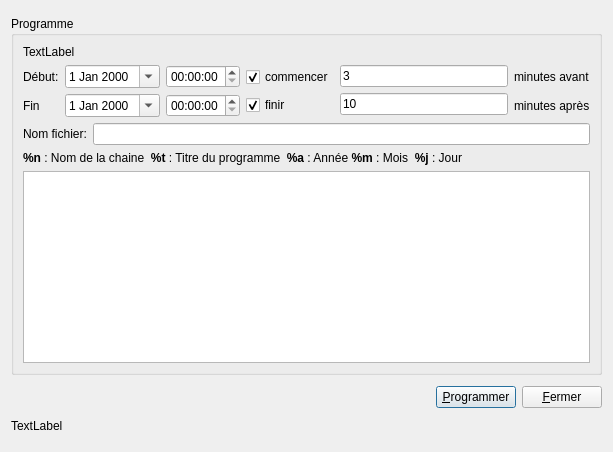
Qt form ui/programme.ui (jlbrd/qmagneto) before a commit.
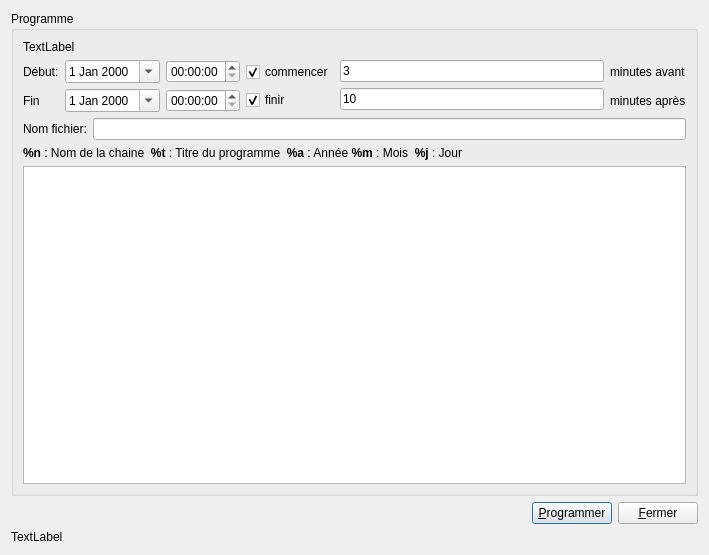
The same form after that commit.

```diff
--- a/ui/programme.ui
+++ b/ui/programme.ui
@@ -5,8 +5,8 @@
    <rect>
     <x>0</x>
     <y>0</y>
-    <width>613</width>
-    <height>452</height>
+    <width>709</width>
+    <height>555</height>
    </rect>
   </property>
   <property name="windowTitle" >
@@ -16,7 +16,7 @@
    <item row="0" column="0" >
     <widget class="QGroupBox" name="nomProgramme" >
      <property name="sizePolicy" >
-      <sizepolicy vsizetype="Maximum" hsizetype="Preferred" >
+      <sizepolicy vsizetype="MinimumExpanding" hsizetype="Preferred" >
        <horstretch>0</horstretch>
        <verstretch>0</verstretch>
       </sizepolicy>
@@ -187,7 +187,14 @@
          </widget>
         </item>
         <item>
-         <widget class="QTextBrowser" name="desc" />
+         <widget class="QTextBrowser" name="desc" >
+          <property name="sizePolicy" >
+           <sizepolicy vsizetype="MinimumExpanding" hsizetype="Expanding" >
+            <horstretch>0</horstretch>
+            <verstretch>0</verstretch>
+           </sizepolicy>
+          </property>
+         </widget>
         </item>
        </layout>
       </item>
```
